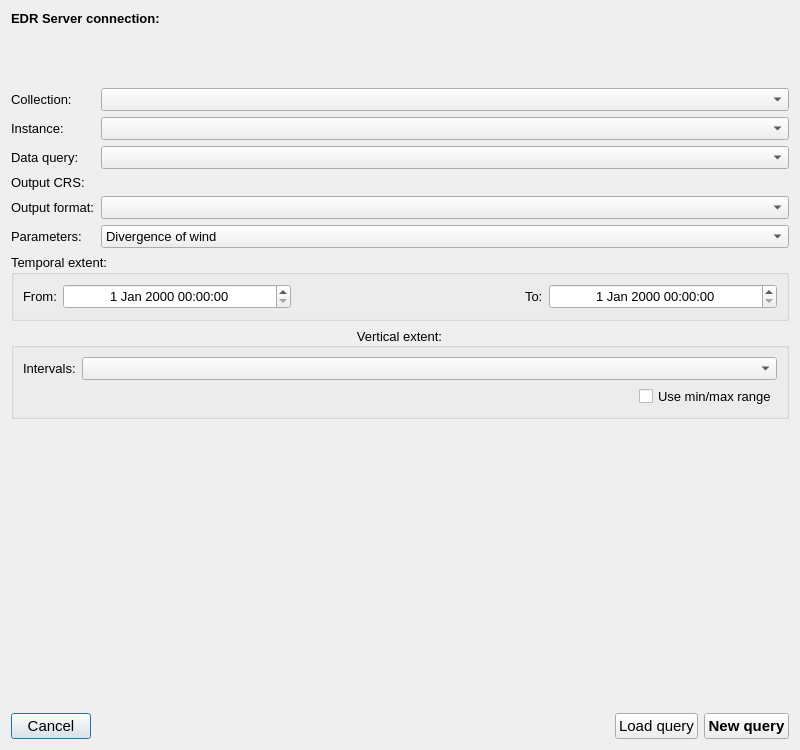
Old version of the form edr_plugin/gui/ui/edr.ui in the repository MetOffice/qgis-plugin-edr.
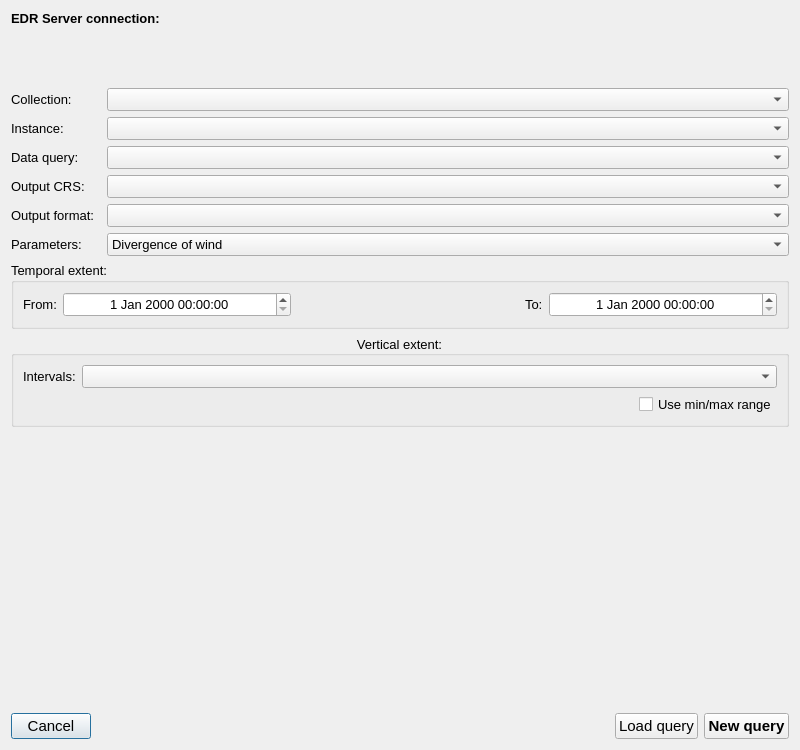
New version of the form. Custom widgets are drawn as their Qt base class.

Commit message: Work on downloading collection data by area query.

Diff of the .ui file:
```diff
--- a/edr_plugin/gui/ui/edr.ui
+++ b/edr_plugin/gui/ui/edr.ui
@@ -14,7 +14,137 @@
    <string>Environmentsl Data Retrieval</string>
   </property>
   <layout class="QGridLayout" name="gridLayout">
-   <item row="9" column="1">
+   <item row="4" column="2">
+    <widget class="QComboBox" name="instance_cbo">
+     <property name="font">
+      <font>
+       <pointsize>10</pointsize>
+      </font>
+     </property>
+    </widget>
+   </item>
+   <item row="11" column="0" colspan="3">
+    <widget class="QgsCollapsibleGroupBox" name="vertical_grp">
+     <property name="font">
+      <font>
+       <pointsize>10</pointsize>
+      </font>
+     </property>
+     <property name="title">
+      <string>Vertical extent:</string>
+     </property>
+     <property name="alignment">
+      <set>Qt::AlignCenter</set>
+     </property>
+     <layout class="QGridLayout" name="gridLayout_3">
+      <item row="0" column="0">
+       <widget class="QLabel" name="intervals_label">
+        <property name="font">
+         <font>
+          <pointsize>10</pointsize>
+         </font>
+        </property>
+        <property name="text">
+         <string>Intervals:</string>
+        </property>
+       </widget>
+      </item>
+      <item row="1" column="3">
+       <widget class="QCheckBox" name="use_range_cbox">
+        <property name="font">
+         <font>
+          <pointsize>10</pointsize>
+         </font>
+        </property>
+        <property name="text">
+         <string>Use min/max range</string>
+        </property>
+       </widget>
+      </item>
+      <item row="1" column="2">
+       <spacer name="horizontalSpacer_3">
+        <property name="orientation">
+         <enum>Qt::Horizontal</enum>
+        </property>
+        <property name="sizeHint" stdset="0">
+         <size>
+          <width>40</width>
+          <height>20</height>
+         </size>
+        </property>
+       </spacer>
+      </item>
+      <item row="0" column="2" colspan="2">
+       <widget class="QgsCheckableComboBox" name="intervals_cbo">
+        <property name="sizePolicy">
+         <sizepolicy hsizetype="MinimumExpanding" vsizetype="Fixed">
+          <horstretch>0</horstretch>
+          <verstretch>0</verstretch>
+         </sizepolicy>
+        </property>
+        <property name="font">
+         <font>
+          <pointsize>10</pointsize>
+         </font>
+        </property>
+       </widget>
+      </item>
+     </layout>
+    </widget>
+   </item>
+   <item row="5" column="0">
+    <widget class="QLabel" name="query_label">
+     <property name="font">
+      <font>
+       <pointsize>10</pointsize>
+      </font>
+     </property>
+     <property name="text">
+      <string>Data query:</string>
+     </property>
+    </widget>
+   </item>
+   <item row="9" column="0">
+    <widget class="QLabel" name="parameters_label">
+     <property name="font">
+      <font>
+       <pointsize>10</pointsize>
+      </font>
+     </property>
+     <property name="text">
+      <string>Parameters:</string>
+     </property>
+    </widget>
+   </item>
+   <item row="3" column="2">
+    <widget class="QComboBox" name="collection_cbo">
+     <property name="sizePolicy">
+      <sizepolicy hsizetype="MinimumExpanding" vsizetype="Fixed">
+       <horstretch>0</horstretch>
+       <verstretch>0</verstretch>
+      </sizepolicy>
+     </property>
+     <property name="font">
+      <font>
+       <pointsize>10</pointsize>
+      </font>
+     </property>
+    </widget>
+   </item>
+   <item row="12" column="0">
+    <spacer name="verticalSpacer">
+     <property name="orientation">
+      <enum>Qt::Vertical</enum>
+     </property>
+     <property name="sizeHint" stdset="0">
+      <size>
+       <width>20</width>
+       <height>40</height>
+      </size>
+     </property>
+    </spacer>
+   </item>
+   <item row="9" column="2">
     <widget class="QgsCheckableComboBox" name="parameters_cbo">
      <property name="font">
       <font>
@@ -63,118 +193,46 @@
      </item>
     </widget>
    </item>
-   <item row="8" column="1">
-    <widget class="QComboBox" name="format_cbo">
+   <item row="7" column="0">
+    <widget class="QLabel" name="crs_label">
      <property name="font">
       <font>
        <pointsize>10</pointsize>
       </font>
      </property>
+     <property name="text">
+      <string>Output CRS:</string>
+     </property>
     </widget>
    </item>
-   <item row="10" column="0" colspan="2">
-    <widget class="QgsCollapsibleGroupBox" name="temporal_grp">
-     <property name="enabled">
-      <bool>true</bool>
+   <item row="5" column="2">
+    <widget class="QComboBox" name="query_cbo">
+     <property name="sizePolicy">
+      <sizepolicy hsizetype="Expanding" vsizetype="Fixed">
+       <horstretch>0</horstretch>
+       <verstretch>0</verstretch>
+      </sizepolicy>
      </property>
      <property name="font">
       <font>
        <pointsize>10</pointsize>
       </font>
      </property>
-     <property name="title">
-      <string>Temporal extent:</string>
+    </widget>
+   </item>
+   <item row="8" column="0">
+    <widget class="QLabel" name="format_label">
+     <property name="font">
+      <font>
+       <pointsize>10</pointsize>
+      </font>
      </property>
-     <layout class="QGridLayout" name="gridLayout_2">
-      <item row="0" column="1">
-       <widget class="QgsDateTimeEdit" name="from_datetime">
-        <property name="sizePolicy">
-         <sizepolicy hsizetype="MinimumExpanding" vsizetype="Fixed">
-          <horstretch>0</horstretch>
-          <verstretch>0</verstretch>
-         </sizepolicy>
-        </property>
-        <property name="minimumSize">
-         <size>
-          <width>0</width>
-          <height>25</height>
-         </size>
-        </property>
-        <property name="font">
-         <font>
-          <pointsize>10</pointsize>
-         </font>
-        </property>
-        <property name="alignment">
-         <set>Qt::AlignCenter</set>
-        </property>
-       </widget>
-      </item>
-      <item row="0" column="3">
-       <widget class="QLabel" name="to_label">
-        <property name="font">
-         <font>
-          <pointsize>10</pointsize>
-         </font>
-        </property>
-        <property name="text">
-         <string>To:</string>
-        </property>
-       </widget>
-      </item>
-      <item row="0" column="0">
-       <widget class="QLabel" name="from_label">
-        <property name="font">
-         <font>
-          <pointsize>10</pointsize>
-         </font>
-        </property>
-        <property name="text">
-         <string>From:</string>
-        </property>
-       </widget>
-      </item>
-      <item row="0" column="4">
-       <widget class="QgsDateTimeEdit" name="to_datetime">
-        <property name="sizePolicy">
-         <sizepolicy hsizetype="MinimumExpanding" vsizetype="Fixed">
-          <horstretch>0</horstretch>
-          <verstretch>0</verstretch>
-         </sizepolicy>
-        </property>
-        <property name="minimumSize">
-         <size>
-          <width>0</width>
-          <height>25</height>
-         </size>
-        </property>
-        <property name="font">
-         <font>
-          <pointsize>10</pointsize>
-         </font>
-        </property>
-        <property name="alignment">
-         <set>Qt::AlignCenter</set>
-        </property>
-       </widget>
-      </item>
-      <item row="0" column="2">
-       <spacer name="horizontalSpacer_2">
-        <property name="orientation">
-         <enum>Qt::Horizontal</enum>
-        </property>
-        <property name="sizeHint" stdset="0">
-         <size>
-          <width>40</width>
-          <height>20</height>
-         </size>
-        </property>
-       </spacer>
-      </item>
-     </layout>
+     <property name="text">
+      <string>Output format:</string>
+     </property>
     </widget>
    </item>
-   <item row="2" column="0" colspan="2">
+   <item row="2" column="0" colspan="3">
     <widget class="QgsAuthConfigSelect" name="auth_widget">
      <property name="sizePolicy">
       <sizepolicy hsizetype="Preferred" vsizetype="Fixed">
@@ -201,99 +259,7 @@
      </property>
     </widget>
    </item>
-   <item row="0" column="0" colspan="2">
-    <widget class="QLabel" name="label_8">
-     <property name="font">
-      <font>
-       <pointsize>10</pointsize>
-       <weight>75</weight>
-       <bold>true</bold>
-      </font>
-     </property>
-     <property name="text">
-      <string>EDR Server connection:</string>
-     </property>
-    </widget>
-   </item>
-   <item row="7" column="1">
-    <widget class="QgsProjectionSelectionWidget" name="crs_widget">
-     <property name="font">
-      <font>
-       <pointsize>10</pointsize>
-      </font>
-     </property>
-    </widget>
-   </item>
-   <item row="3" column="0">
-    <widget class="QLabel" name="collection_label">
-     <property name="sizePolicy">
-      <sizepolicy hsizetype="Minimum" vsizetype="Preferred">
-       <horstretch>0</horstretch>
-       <verstretch>0</verstretch>
-      </sizepolicy>
-     </property>
-     <property name="font">
-      <font>
-       <pointsize>10</pointsize>
-      </font>
-     </property>
-     <property name="text">
-      <string>Collection:</string>
-     </property>
-    </widget>
-   </item>
-   <item row="7" column="0">
-    <widget class="QLabel" name="crs_label">
-     <property name="font">
-      <font>
-       <pointsize>10</pointsize>
-      </font>
-     </property>
-     <property name="text">
-      <string>Output CRS:</string>
-     </property>
-    </widget>
-   </item>
-   <item row="3" column="1">
-    <widget class="QComboBox" name="collection_cbo">
-     <property name="sizePolicy">
-      <sizepolicy hsizetype="MinimumExpanding" vsizetype="Fixed">
-       <horstretch>0</horstretch>
-       <verstretch>0</verstretch>
-      </sizepolicy>
-     </property>
-     <property name="font">
-      <font>
-       <pointsize>10</pointsize>
-      </font>
-     </property>
-    </widget>
-   </item>
-   <item row="5" column="0">
-    <widget class="QLabel" name="query_label">
-     <property name="font">
-      <font>
-       <pointsize>10</pointsize>
-      </font>
-     </property>
-     <property name="text">
-      <string>Data query:</string>
-     </property>
-    </widget>
-   </item>
-   <item row="4" column="0">
-    <widget class="QLabel" name="instance_label">
-     <property name="font">
-      <font>
-       <pointsize>10</pointsize>
-      </font>
-     </property>
-     <property name="text">
-      <string>Instance:</string>
-     </property>
-    </widget>
-   </item>
-   <item row="14" column="0" colspan="2">
+   <item row="14" column="0" colspan="3">
     <layout class="QHBoxLayout" name="horizontalLayout">
      <property name="bottomMargin">
       <number>0</number>
@@ -351,92 +317,94 @@
      </item>
     </layout>
    </item>
-   <item row="9" column="0">
-    <widget class="QLabel" name="parameters_label">
-     <property name="font">
-      <font>
-       <pointsize>10</pointsize>
-      </font>
+   <item row="10" column="0" colspan="3">
+    <widget class="QgsCollapsibleGroupBox" name="temporal_grp">
+     <property name="enabled">
+      <bool>true</bool>
      </property>
-     <property name="text">
-      <string>Parameters:</string>
-     </property>
-    </widget>
-   </item>
-   <item row="8" column="0">
-    <widget class="QLabel" name="format_label">
-     <property name="font">
-      <font>
-       <pointsize>10</pointsize>
-      </font>
-     </property>
-     <property name="text">
-      <string>Output format:</string>
-     </property>
-    </widget>
-   </item>
-   <item row="12" column="0">
-    <spacer name="verticalSpacer">
-     <property name="orientation">
-      <enum>Qt::Vertical</enum>
-     </property>
-     <property name="sizeHint" stdset="0">
-      <size>
-       <width>20</width>
-       <height>40</height>
-      </size>
-     </property>
-    </spacer>
-   </item>
-   <item row="4" column="1">
-    <widget class="QComboBox" name="instance_cbo">
-     <property name="font">
-      <font>
-       <pointsize>10</pointsize>
-      </font>
-     </property>
-    </widget>
-   </item>
-   <item row="11" column="0" colspan="2">
-    <widget class="QgsCollapsibleGroupBox" name="vertical_grp">
      <property name="font">
       <font>
        <pointsize>10</pointsize>
       </font>
      </property>
      <property name="title">
-      <string>Vertical extent:</string>
+      <string>Temporal extent:</string>
      </property>
-     <property name="alignment">
-      <set>Qt::AlignCenter</set>
-     </property>
-     <layout class="QGridLayout" name="gridLayout_3">
+     <layout class="QGridLayout" name="gridLayout_2">
+      <item row="0" column="1">
+       <widget class="QgsDateTimeEdit" name="from_datetime">
+        <property name="sizePolicy">
+         <sizepolicy hsizetype="MinimumExpanding" vsizetype="Fixed">
+          <horstretch>0</horstretch>
+          <verstretch>0</verstretch>
+         </sizepolicy>
+        </property>
+        <property name="minimumSize">
+         <size>
+          <width>0</width>
+          <height>25</height>
+         </size>
+        </property>
+        <property name="font">
+         <font>
+          <pointsize>10</pointsize>
+         </font>
+        </property>
+        <property name="alignment">
+         <set>Qt::AlignCenter</set>
+        </property>
+       </widget>
+      </item>
+      <item row="0" column="3">
+       <widget class="QLabel" name="to_label">
+        <property name="font">
+         <font>
+          <pointsize>10</pointsize>
+         </font>
+        </property>
+        <property name="text">
+         <string>To:</string>
+        </property>
+       </widget>
+      </item>
       <item row="0" column="0">
-       <widget class="QLabel" name="intervals_label">
+       <widget class="QLabel" name="from_label">
         <property name="font">
          <font>
           <pointsize>10</pointsize>
          </font>
         </property>
         <property name="text">
-         <string>Intervals:</string>
+         <string>From:</string>
         </property>
        </widget>
       </item>
-      <item row="1" column="3">
-       <widget class="QCheckBox" name="use_range_cbox">
+      <item row="0" column="4">
+       <widget class="QgsDateTimeEdit" name="to_datetime">
+        <property name="sizePolicy">
+         <sizepolicy hsizetype="MinimumExpanding" vsizetype="Fixed">
+          <horstretch>0</horstretch>
+          <verstretch>0</verstretch>
+         </sizepolicy>
+        </property>
+        <property name="minimumSize">
+         <size>
+          <width>0</width>
+          <height>25</height>
+         </size>
+        </property>
         <property name="font">
          <font>
           <pointsize>10</pointsize>
          </font>
         </property>
-        <property name="text">
-         <string>Use min/max range</string>
+        <property name="alignment">
+         <set>Qt::AlignCenter</set>
         </property>
        </widget>
       </item>
-      <item row="1" column="2">
-       <spacer name="horizontalSpacer_3">
+      <item row="0" column="2">
+       <spacer name="horizontalSpacer_2">
         <property name="orientation">
          <enum>Qt::Horizontal</enum>
         </property>
@@ -448,32 +416,64 @@
         </property>
        </spacer>
       </item>
-      <item row="0" column="2" colspan="2">
-       <widget class="QgsCheckableComboBox" name="intervals_cbo">
-        <property name="sizePolicy">
-         <sizepolicy hsizetype="MinimumExpanding" vsizetype="Fixed">
-          <horstretch>0</horstretch>
-          <verstretch>0</verstretch>
-         </sizepolicy>
-        </property>
-        <property name="font">
-         <font>
-          <pointsize>10</pointsize>
-         </font>
-        </property>
-       </widget>
-      </item>
      </layout>
     </widget>
    </item>
-   <item row="5" column="1">
-    <widget class="QComboBox" name="query_cbo">
+   <item row="4" column="0">
+    <widget class="QLabel" name="instance_label">
+     <property name="font">
+      <font>
+       <pointsize>10</pointsize>
+      </font>
+     </property>
+     <property name="text">
+      <string>Instance:</string>
+     </property>
+    </widget>
+   </item>
+   <item row="8" column="2">
+    <widget class="QComboBox" name="format_cbo">
+     <property name="font">
+      <font>
+       <pointsize>10</pointsize>
+      </font>
+     </property>
+    </widget>
+   </item>
+   <item row="0" column="0" colspan="3">
+    <widget class="QLabel" name="label_8">
+     <property name="font">
+      <font>
+       <pointsize>10</pointsize>
+       <weight>75</weight>
+       <bold>true</bold>
+      </font>
+     </property>
+     <property name="text">
+      <string>EDR Server connection:</string>
+     </property>
+    </widget>
+   </item>
+   <item row="3" column="0">
+    <widget class="QLabel" name="collection_label">
      <property name="sizePolicy">
-      <sizepolicy hsizetype="Expanding" vsizetype="Fixed">
+      <sizepolicy hsizetype="Minimum" vsizetype="Preferred">
        <horstretch>0</horstretch>
        <verstretch>0</verstretch>
       </sizepolicy>
      </property>
+     <property name="font">
+      <font>
+       <pointsize>10</pointsize>
+      </font>
+     </property>
+     <property name="text">
+      <string>Collection:</string>
+     </property>
+    </widget>
+   </item>
+   <item row="7" column="2">
+    <widget class="QComboBox" name="crs_cbo">
      <property name="font">
       <font>
        <pointsize>10</pointsize>
@@ -505,11 +505,6 @@
    <extends>QDateTimeEdit</extends>
    <header>qgsdatetimeedit.h</header>
   </customwidget>
-  <customwidget>
-   <class>QgsProjectionSelectionWidget</class>
-   <extends>QWidget</extends>
-   <header>qgsprojectionselectionwidget.h</header>
-  </customwidget>
  </customwidgets>
  <resources/>
  <connections/>
```
The commit also changes 1 other file.
